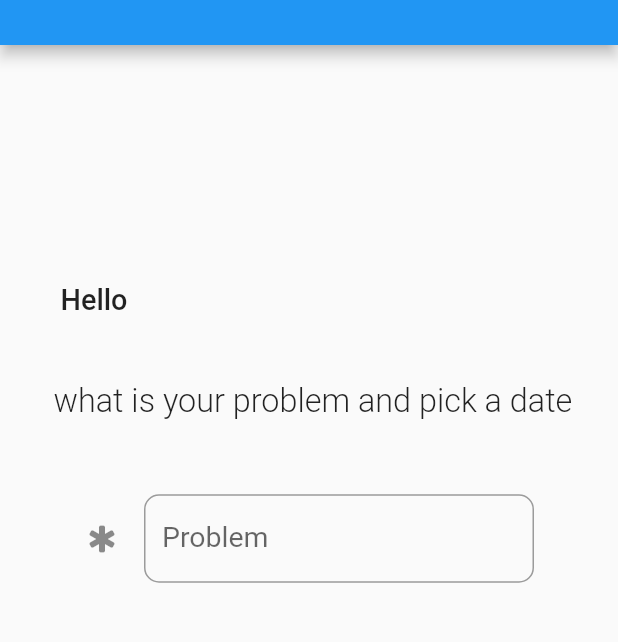
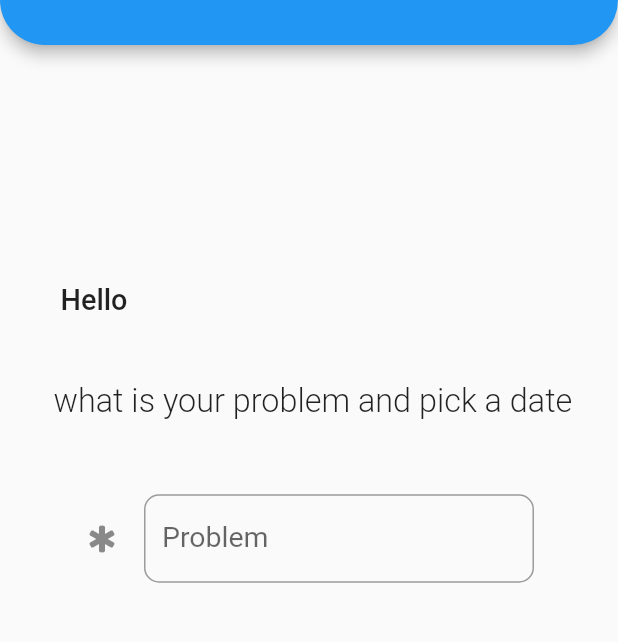
Before and after one commit to eldarandaly/Tele_Health_Mobile, a Flutter app: the MakeAAppoiment screen opened directly with empty values, on a phone screen of 412 x 824 dp, the part 105-747 px from its top. Run offline on Flutter 3.47's test engine with Material 2 defaults, Android fonts, the light colour scheme and no system bars; our stand-ins replace charts_flutter, cloud_firestore, dio, firebase_auth, firebase_core, flutter_screenutil and 3 more; missing offline and left inert: gender_picker; accounts and stored records are empty; Roboto replaces fonts that are missing (Muli).

Commit message:
updated web

```diff
--- a/lib/drawer_screens/make_appoiment.dart
+++ b/lib/drawer_screens/make_appoiment.dart
@@ -39,6 +39,11 @@ class _MakeAAppoiment extends State<MakeAAppoiment> {
                   TextStyle(color: Colors.white, fontWeight: FontWeight.w800)),
           backgroundColor: Colors.blue,
           centerTitle: true,
+          shape: const RoundedRectangleBorder(
+            borderRadius: BorderRadius.vertical(
+              bottom: Radius.circular(30),
+            ),
+          ),
         ),
         drawer: CustomDrawer(),
         body: Form(
```
Also changed, not shown: lib/drawer_screens/doctors_only_page.dart (+6 -1 lines), lib/heart_readings/heart_chart.dart (+12 -2 lines), lib/home_page.dart (+8 -2 lines), 4 other files.
